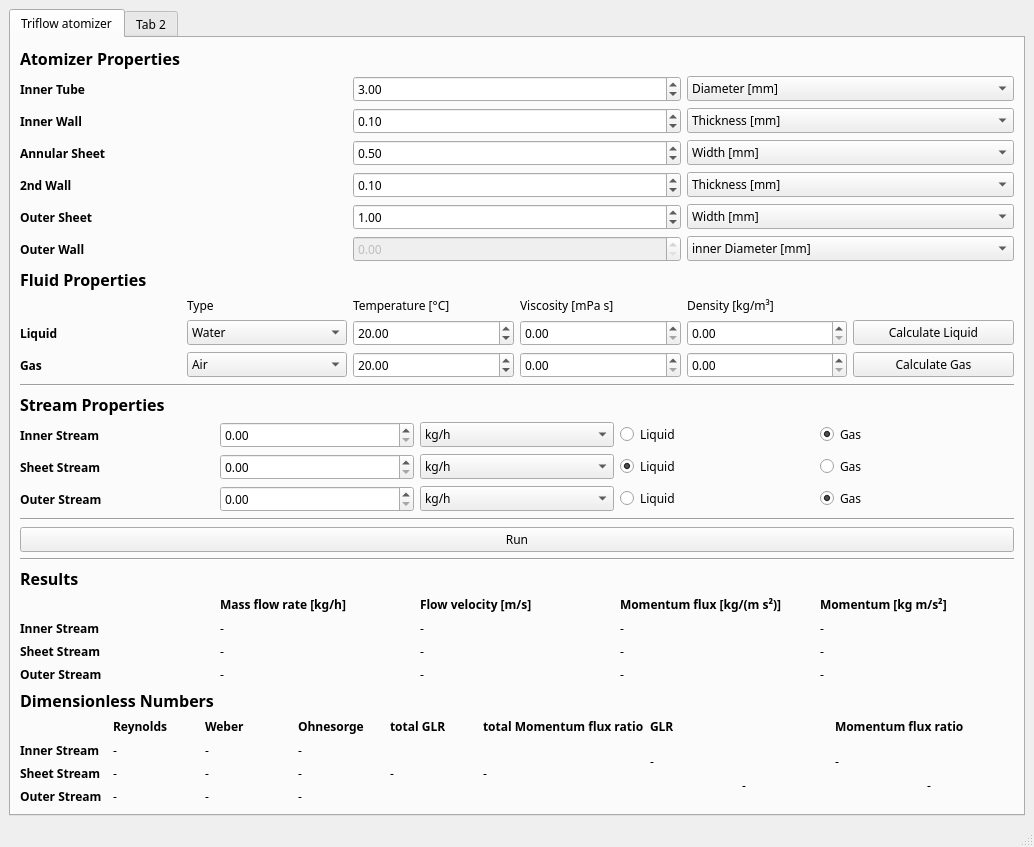
Old version of the form GUI/mainWindow.ui in the repository realize-1337/Atomizer-Toolbox.
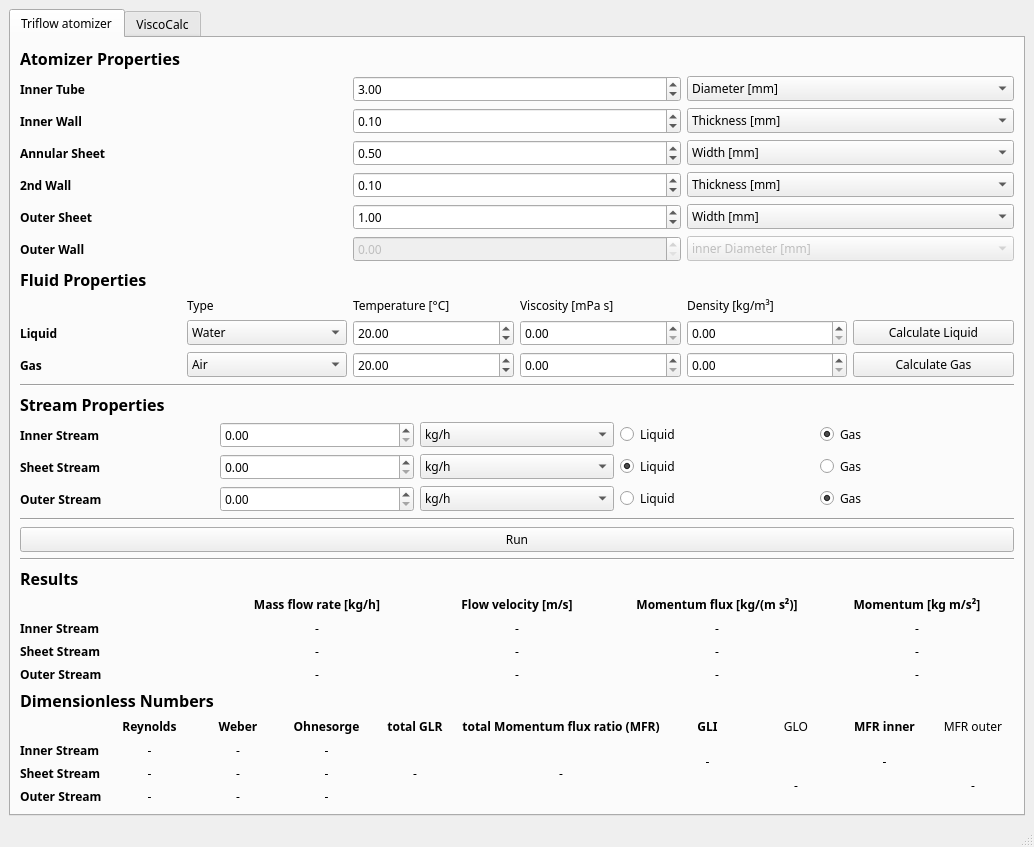
New version of the form.

```diff
--- a/GUI/mainWindow.ui
+++ b/GUI/mainWindow.ui
@@ -26,7 +26,7 @@
   </property>
   <widget class="QWidget" name="centralwidget">
    <layout class="QGridLayout" name="gridLayout">
-    <item row="4" column="0">
+    <item row="1" column="0">
      <widget class="QTabWidget" name="tabWidget">
       <widget class="QWidget" name="tab">
        <attribute name="title">
@@ -67,6 +67,9 @@
             <property name="text">
              <string>Momentum flux [kg/(m s²)]</string>
             </property>
+            <property name="alignment">
+             <set>Qt::AlignCenter</set>
+            </property>
            </widget>
           </item>
           <item row="1" column="1">
@@ -80,6 +83,9 @@
             <property name="text">
              <string>Mass flow rate [kg/h]</string>
             </property>
+            <property name="alignment">
+             <set>Qt::AlignCenter</set>
+            </property>
            </widget>
           </item>
           <item row="3" column="0">
@@ -113,6 +119,9 @@
             <property name="text">
              <string>-</string>
             </property>
+            <property name="alignment">
+             <set>Qt::AlignCenter</set>
+            </property>
            </widget>
           </item>
           <item row="4" column="0">
@@ -133,6 +142,9 @@
             <property name="text">
              <string>-</string>
             </property>
+            <property name="alignment">
+             <set>Qt::AlignCenter</set>
+            </property>
            </widget>
           </item>
           <item row="1" column="2">
@@ -146,6 +158,9 @@
             <property name="text">
              <string>Flow velocity [m/s]</string>
             </property>
+            <property name="alignment">
+             <set>Qt::AlignCenter</set>
+            </property>
            </widget>
           </item>
           <item row="3" column="1">
@@ -153,6 +168,9 @@
             <property name="text">
              <string>-</string>
             </property>
+            <property name="alignment">
+             <set>Qt::AlignCenter</set>
+            </property>
            </widget>
           </item>
           <item row="3" column="2">
@@ -160,6 +178,9 @@
             <property name="text">
              <string>-</string>
             </property>
+            <property name="alignment">
+             <set>Qt::AlignCenter</set>
+            </property>
            </widget>
           </item>
           <item row="3" column="3">
@@ -167,6 +188,9 @@
             <property name="text">
              <string>-</string>
             </property>
+            <property name="alignment">
+             <set>Qt::AlignCenter</set>
+            </property>
            </widget>
           </item>
           <item row="2" column="3">
@@ -174,6 +198,9 @@
             <property name="text">
              <string>-</string>
             </property>
+            <property name="alignment">
+             <set>Qt::AlignCenter</set>
+            </property>
            </widget>
           </item>
           <item row="4" column="2">
@@ -181,6 +208,9 @@
             <property name="text">
              <string>-</string>
             </property>
+            <property name="alignment">
+             <set>Qt::AlignCenter</set>
+            </property>
            </widget>
           </item>
           <item row="2" column="2">
@@ -188,6 +218,9 @@
             <property name="text">
              <string>-</string>
             </property>
+            <property name="alignment">
+             <set>Qt::AlignCenter</set>
+            </property>
            </widget>
           </item>
           <item row="4" column="3">
@@ -195,6 +228,9 @@
             <property name="text">
              <string>-</string>
             </property>
+            <property name="alignment">
+             <set>Qt::AlignCenter</set>
+            </property>
            </widget>
           </item>
           <item row="1" column="4">
@@ -208,6 +244,9 @@
             <property name="text">
              <string>Momentum [kg m/s²]</string>
             </property>
+            <property name="alignment">
+             <set>Qt::AlignCenter</set>
+            </property>
            </widget>
           </item>
           <item row="2" column="4">
@@ -215,6 +254,9 @@
             <property name="text">
              <string>-</string>
             </property>
+            <property name="alignment">
+             <set>Qt::AlignCenter</set>
+            </property>
            </widget>
           </item>
           <item row="3" column="4">
@@ -222,6 +264,9 @@
             <property name="text">
              <string>-</string>
             </property>
+            <property name="alignment">
+             <set>Qt::AlignCenter</set>
+            </property>
            </widget>
           </item>
           <item row="4" column="4">
@@ -229,6 +274,9 @@
             <property name="text">
              <string>-</string>
             </property>
+            <property name="alignment">
+             <set>Qt::AlignCenter</set>
+            </property>
            </widget>
           </item>
          </layout>
@@ -603,7 +651,7 @@
           <item row="6" column="2">
            <widget class="QComboBox" name="outerWallBox">
             <property name="enabled">
-             <bool>true</bool>
+             <bool>false</bool>
             </property>
             <item>
              <property name="text">
@@ -852,6 +900,9 @@
             <property name="text">
              <string>total GLR</string>
             </property>
+            <property name="alignment">
+             <set>Qt::AlignCenter</set>
+            </property>
            </widget>
           </item>
           <item row="1" column="1">
@@ -865,6 +916,9 @@
             <property name="text">
              <string>Reynolds</string>
             </property>
+            <property name="alignment">
+             <set>Qt::AlignCenter</set>
+            </property>
            </widget>
           </item>
           <item row="1" column="3">
@@ -878,6 +932,9 @@
             <property name="text">
              <string>Ohnesorge</string>
             </property>
+            <property name="alignment">
+             <set>Qt::AlignCenter</set>
+            </property>
            </widget>
           </item>
           <item row="1" column="2">
@@ -891,6 +948,9 @@
             <property name="text">
              <string>Weber</string>
             </property>
+            <property name="alignment">
+             <set>Qt::AlignCenter</set>
+            </property>
            </widget>
           </item>
           <item row="2" column="5" rowspan="3">
@@ -898,6 +958,9 @@
             <property name="text">
              <string>-</string>
             </property>
+            <property name="alignment">
+             <set>Qt::AlignCenter</set>
+            </property>
            </widget>
           </item>
           <item row="2" column="4" rowspan="3">
@@ -905,6 +968,9 @@
             <property name="text">
              <string>-</string>
             </property>
+            <property name="alignment">
+             <set>Qt::AlignCenter</set>
+            </property>
            </widget>
           </item>
           <item row="1" column="5">
@@ -916,7 +982,10 @@
              </font>
             </property>
             <property name="text">
-             <string>total Momentum flux ratio</string>
+             <string>total Momentum flux ratio (MFR)</string>
+            </property>
+            <property name="alignment">
+             <set>Qt::AlignCenter</set>
             </property>
            </widget>
           </item>
@@ -952,6 +1021,9 @@
             <property name="text">
              <string>-</string>
             </property>
+            <property name="alignment">
+             <set>Qt::AlignCenter</set>
+            </property>
            </widget>
           </item>
           <item row="2" column="3">
@@ -959,6 +1031,9 @@
             <property name="text">
              <string>-</string>
             </property>
+            <property name="alignment">
+             <set>Qt::AlignCenter</set>
+            </property>
            </widget>
           </item>
           <item row="2" column="2">
@@ -966,6 +1041,9 @@
             <property name="text">
              <string>-</string>
             </property>
+            <property name="alignment">
+             <set>Qt::AlignCenter</set>
+            </property>
            </widget>
           </item>
           <item row="3" column="2">
@@ -973,6 +1051,9 @@
             <property name="text">
              <string>-</string>
             </property>
+            <property name="alignment">
+             <set>Qt::AlignCenter</set>
+            </property>
            </widget>
           </item>
           <item row="3" column="3">
@@ -980,6 +1061,9 @@
             <property name="text">
              <string>-</string>
             </property>
+            <property name="alignment">
+             <set>Qt::AlignCenter</set>
+            </property>
            </widget>
           </item>
           <item row="4" column="2">
@@ -987,6 +1071,9 @@
             <property name="text">
              <string>-</string>
             </property>
+            <property name="alignment">
+             <set>Qt::AlignCenter</set>
+            </property>
            </widget>
           </item>
           <item row="4" column="3">
@@ -994,6 +1081,9 @@
             <property name="text">
              <string>-</string>
             </property>
+            <property name="alignment">
+             <set>Qt::AlignCenter</set>
+            </property>
            </widget>
           </item>
           <item row="4" column="1">
@@ -1001,6 +1091,9 @@
             <property name="text">
              <string>-</string>
             </property>
+            <property name="alignment">
+             <set>Qt::AlignCenter</set>
+            </property>
            </widget>
           </item>
           <item row="2" column="1">
@@ -1008,6 +1101,9 @@
             <property name="text">
              <string>-</string>
             </property>
+            <property name="alignment">
+             <set>Qt::AlignCenter</set>
+            </property>
            </widget>
           </item>
           <item row="3" column="0">
@@ -1041,6 +1137,9 @@
             <property name="text">
              <string>-</string>
             </property>
+            <property name="alignment">
+             <set>Qt::AlignCenter</set>
+            </property>
            </widget>
           </item>
           <item row="3" column="7" rowspan="2">
@@ -1048,18 +1147,8 @@
             <property name="text">
              <string>-</string>
             </property>
-           </widget>
-          </item>
-          <item row="1" column="6" colspan="2">
-           <widget class="QLabel" name="label_38">
-            <property name="font">
-             <font>
-              <weight>75</weight>
-              <bold>true</bold>
-             </font>
-            </property>
-            <property name="text">
-             <string>GLR</string>
+            <property name="alignment">
+             <set>Qt::AlignCenter</set>
             </property>
            </widget>
           </item>
@@ -1068,18 +1157,8 @@
             <property name="text">
              <string>-</string>
             </property>
-           </widget>
-          </item>
-          <item row="1" column="8" colspan="2">
-           <widget class="QLabel" name="label_48">
-            <property name="font">
-             <font>
-              <weight>75</weight>
-              <bold>true</bold>
-             </font>
-            </property>
-            <property name="text">
-             <string>Momentum flux ratio</string>
+            <property name="alignment">
+             <set>Qt::AlignCenter</set>
             </property>
            </widget>
           </item>
@@ -1088,6 +1167,61 @@
             <property name="text">
              <string>-</string>
             </property>
+            <property name="alignment">
+             <set>Qt::AlignCenter</set>
+            </property>
+           </widget>
+          </item>
+          <item row="1" column="6">
+           <widget class="QLabel" name="label_38">
+            <property name="font">
+             <font>
+              <weight>75</weight>
+              <bold>true</bold>
+             </font>
+            </property>
+            <property name="text">
+             <string>GLI</string>
+            </property>
+            <property name="alignment">
+             <set>Qt::AlignCenter</set>
+            </property>
+           </widget>
+          </item>
+          <item row="1" column="7">
+           <widget class="QLabel" name="label_27">
+            <property name="text">
+             <string>GLO</string>
+            </property>
+            <property name="alignment">
+             <set>Qt::AlignCenter</set>
+            </property>
+           </widget>
+          </item>
+          <item row="1" column="8">
+           <widget class="QLabel" name="label_48">
+            <property name="font">
+             <font>
+              <weight>75</weight>
+              <bold>true</bold>
+             </font>
+            </property>
+            <property name="text">
+             <string>MFR inner</string>
+            </property>
+            <property name="alignment">
+             <set>Qt::AlignCenter</set>
+            </property>
+           </widget>
+          </item>
+          <item row="1" column="9">
+           <widget class="QLabel" name="label_28">
+            <property name="text">
+             <string>MFR outer</string>
+            </property>
+            <property name="alignment">
+             <set>Qt::AlignCenter</set>
+            </property>
            </widget>
           </item>
          </layout>
@@ -1110,7 +1244,7 @@
       </widget>
       <widget class="QWidget" name="tab_2">
        <attribute name="title">
-        <string>Tab 2</string>
+        <string>ViscoCalc</string>
        </attribute>
       </widget>
      </widget>
```
Left out of the diff: 18 changed lines with no effect on the pictures.
